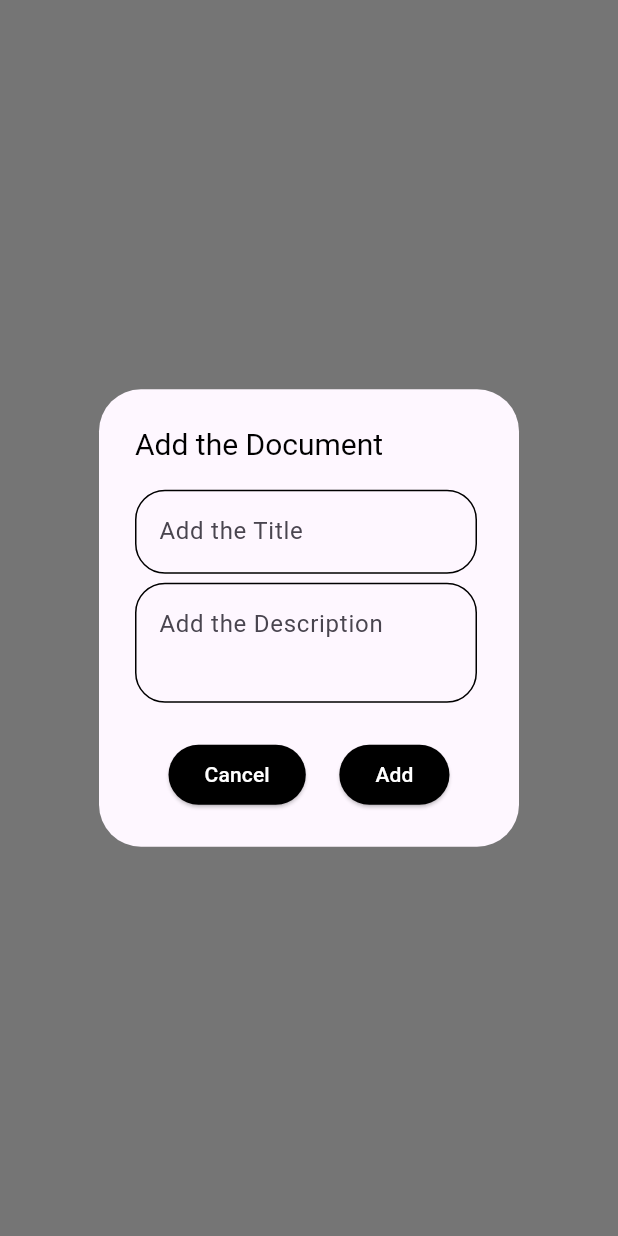
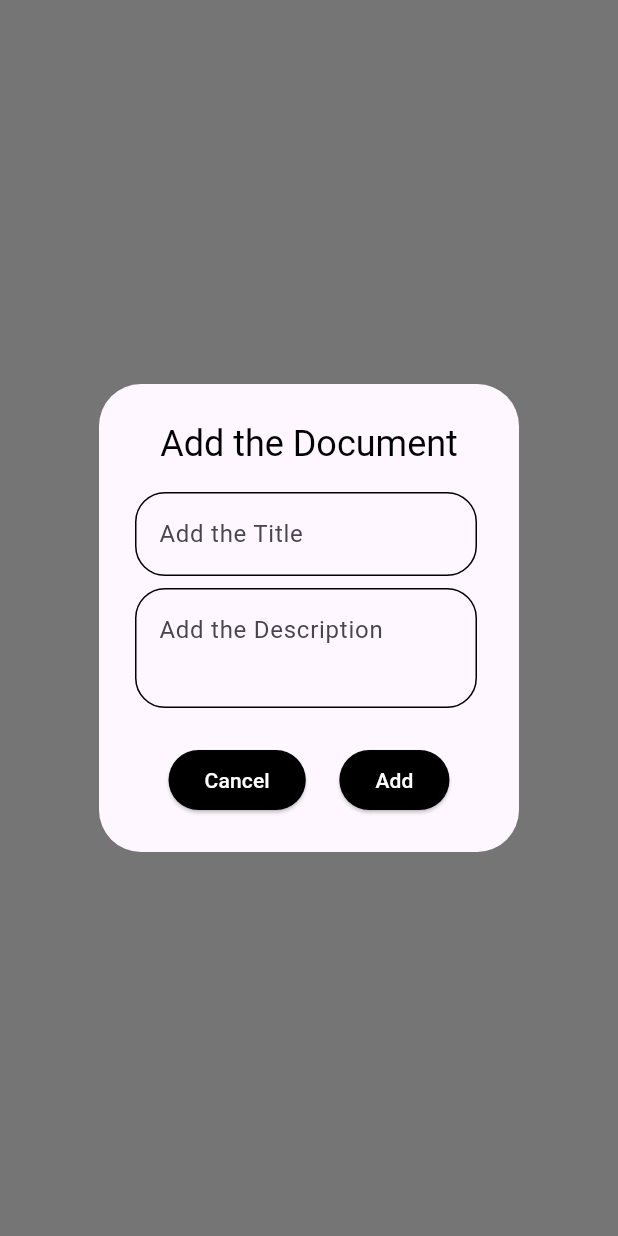
Before and after one commit to MEhsan1237/ToDo_App-with-Hive, a Flutter app: what showMyDialogue() shows on an empty page, opened directly, on a phone screen of 412 x 824 dp. Run offline on Flutter 3.47's test engine with Material 3 defaults, Android fonts, the phone set to English and light mode, and no system bars; our stand-ins replace fluttertoast, hive, hive_flutter; accounts and stored records are empty.

Commit message:
upload all changes done

```diff
--- a/lib/functions/showdialogue_fun.dart
+++ b/lib/functions/showdialogue_fun.dart
@@ -3,8 +3,11 @@
 
 import 'package:flutter/material.dart';
 import 'package:hive_project/provider/provider_class.dart';
+import 'package:hive_project/utils/toast_message.dart';
 import '../main_screen/boxes_file.dart';
 import '../notes_model/notes_model.dart';
+
+
 
 Future showMyDialogue(BuildContext context) {
   final titleController = TextEditingController();
@@ -20,10 +23,12 @@ Future showMyDialogue(BuildContext context) {
         backgroundColor: Theme.of(context).dialogBackgroundColor,
 
 
-        title: Text(
+        title: Center(
+          child: Text(
 
-          "Add the Document",
-          style: TextStyle(color: Colors.black, fontSize: 20),
+            "Add the Document",
+            style: TextStyle(color: Colors.black),
+          ),
         ),
         content: Column(
           mainAxisSize: MainAxisSize.min,
@@ -51,7 +56,7 @@ Future showMyDialogue(BuildContext context) {
                 ),
               ),
             ),
-            SizedBox(height: 6),
+            SizedBox(height: 8),
             Padding(
               padding: const EdgeInsets.only(right: 4.0),
               child: TextFormField(
@@ -108,6 +113,7 @@ Future showMyDialogue(BuildContext context) {
                   titleController.clear();
                   descriptionController.clear();
                   Navigator.pop(context);
+                  ToastMessage().message("Added successfully");
                 },
                 child: Center(child: Text("Add")),
               ),
```
Also changed, not shown: lib/functions/updatefun.dart (+7 -4 lines), lib/main_screen/main_screen.dart (+43 -4 lines), lib/main.dart (line endings or trailing spaces), lib/notes_model/notes_model.dart (line endings or trailing spaces), lib/provider/provider_class.dart (line endings or trailing spaces), lib/utils/toast_message.dart (line endings or trailing spaces).
